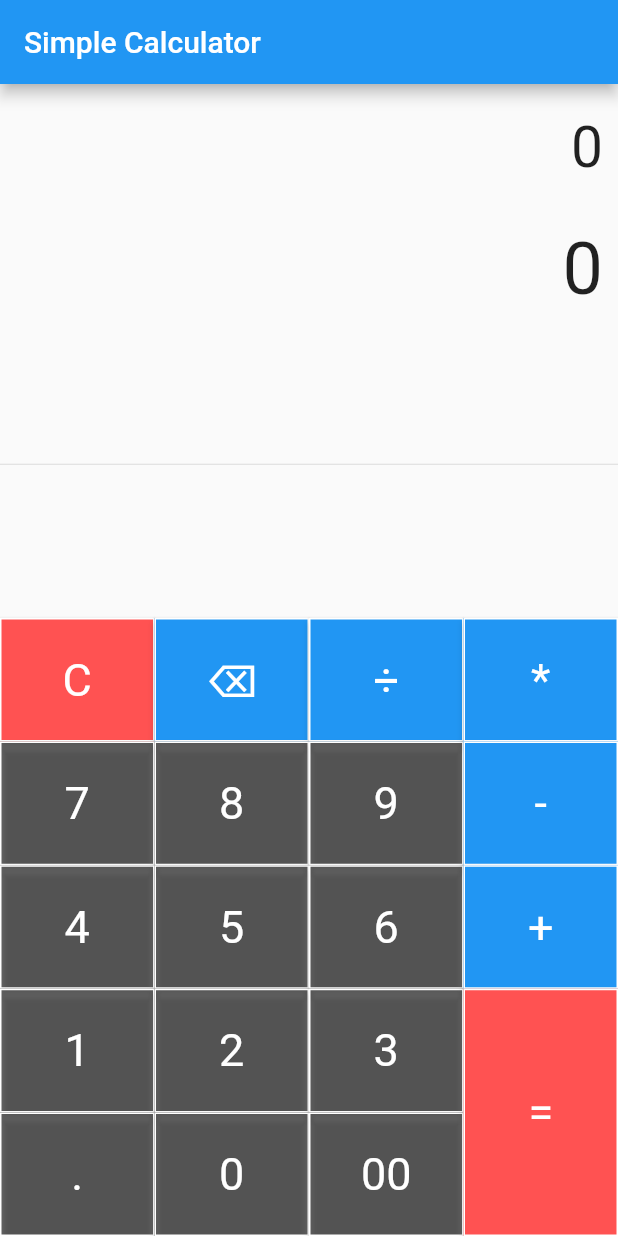
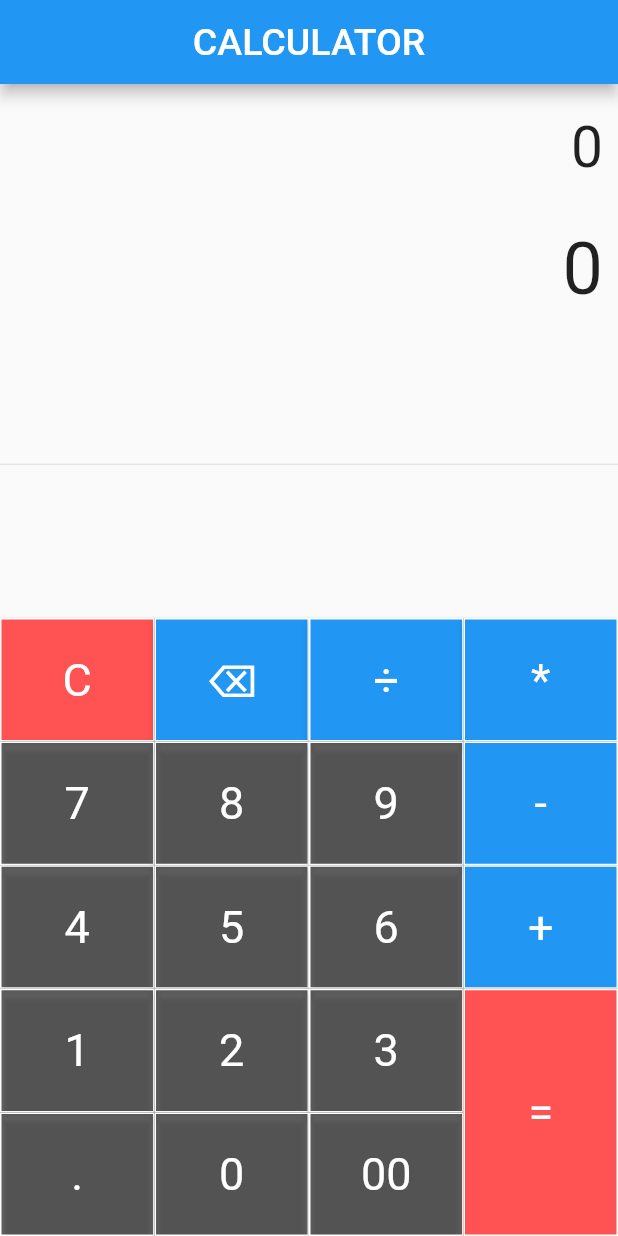
Before and after one commit to ZeggyRaph/non_scientific_calc, a Flutter app: the screen it shows after launch, on a phone screen of 412 x 824 dp. Run offline on Flutter 3.47's test engine with Material 2 defaults, Android fonts, the phone set to English and light mode, and no system bars; our stand-ins replace math_expressions.

Commit message:
i just centralized the title of th app

```diff
--- a/lib/main.dart
+++ b/lib/main.dart
@@ -113,7 +113,7 @@ class _HomePageState extends State<HomePage> {
         onPressed: () => buttonPressed(buttonText),
         child: Text(
           buttonText,
-          style: TextStyle(
+          style: const TextStyle(
             fontSize: 30,
             fontWeight: FontWeight.normal,
             color: Colors.white,
@@ -128,7 +128,7 @@ class _HomePageState extends State<HomePage> {
   Widget build(BuildContext context) {
     return Scaffold(
       appBar: AppBar(
-        title:  Text('Simple Calculator'),
+        title:  const Center(child: Text('CALCULATOR', style: TextStyle(fontSize: 25),)),
       ),
       body: Column(
         children:  <Widget>[
```
